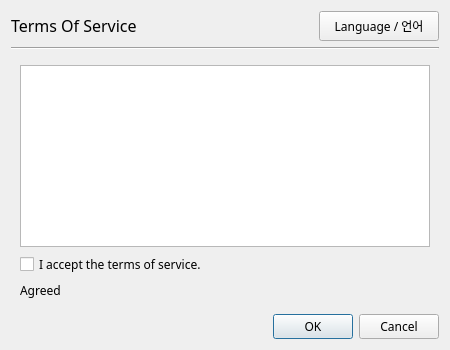
This is resources/ui/termsOfService.ui in devhotteok/TwitchLink as Qt 5 draws it before an edit. The edited form follows.
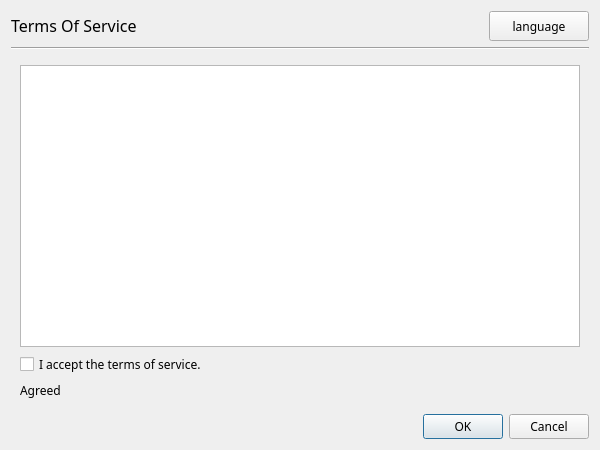
This is the edited form.

The edit to the form file:
```diff
--- a/resources/ui/termsOfService.ui
+++ b/resources/ui/termsOfService.ui
@@ -6,8 +6,8 @@
    <rect>
     <x>0</x>
     <y>0</y>
-    <width>450</width>
-    <height>350</height>
+    <width>600</width>
+    <height>450</height>
    </rect>
   </property>
   <property name="font">
@@ -23,7 +23,20 @@
   </property>
   <layout class="QVBoxLayout" name="DialogLayout">
    <item>
+    <widget class="QWidget" name="titleArea" native="true">
     <layout class="QHBoxLayout" name="titleAreaLayout">
+      <property name="leftMargin">
+       <number>0</number>
+      </property>
+      <property name="topMargin">
+       <number>0</number>
+      </property>
+      <property name="rightMargin">
+       <number>0</number>
+      </property>
+      <property name="bottomMargin">
+       <number>0</number>
+      </property>
      <item>
       <widget class="QLabel" name="window_title">
        <property name="sizePolicy">
@@ -34,6 +47,7 @@
        </property>
        <property name="font">
         <font>
+          <family>Arial Rounded MT Bold</family>
          <pointsize>12</pointsize>
         </font>
        </property>
@@ -46,16 +60,17 @@
       <widget class="QToolButton" name="selectLanguage">
        <property name="minimumSize">
         <size>
-         <width>120</width>
+          <width>100</width>
          <height>30</height>
         </size>
        </property>
        <property name="text">
-        <string>Language / 언어</string>
+         <string>language</string>
        </property>
       </widget>
      </item>
     </layout>
+    </widget>
    </item>
    <item>
     <widget class="Line" name="window_title_line">
```
Lines whose indentation alone changed are shown as unchanged.
